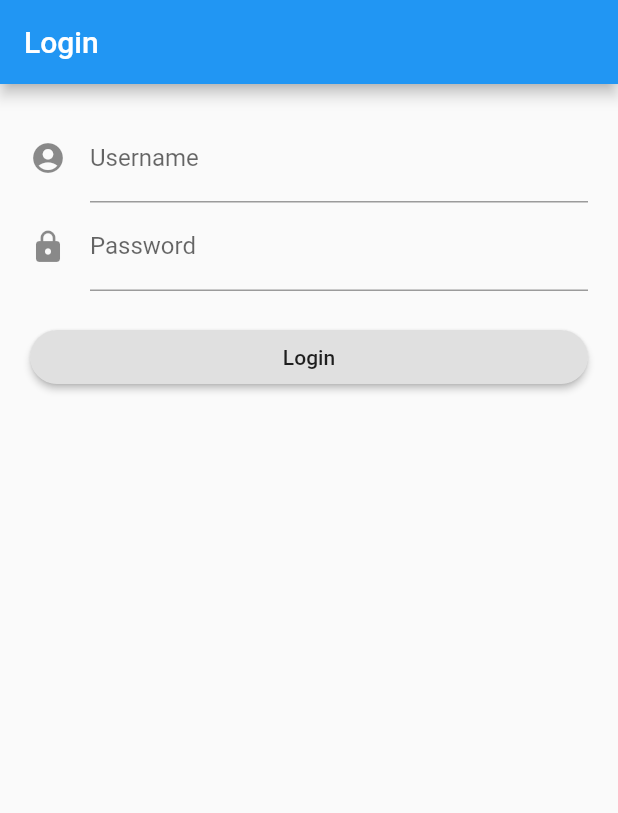
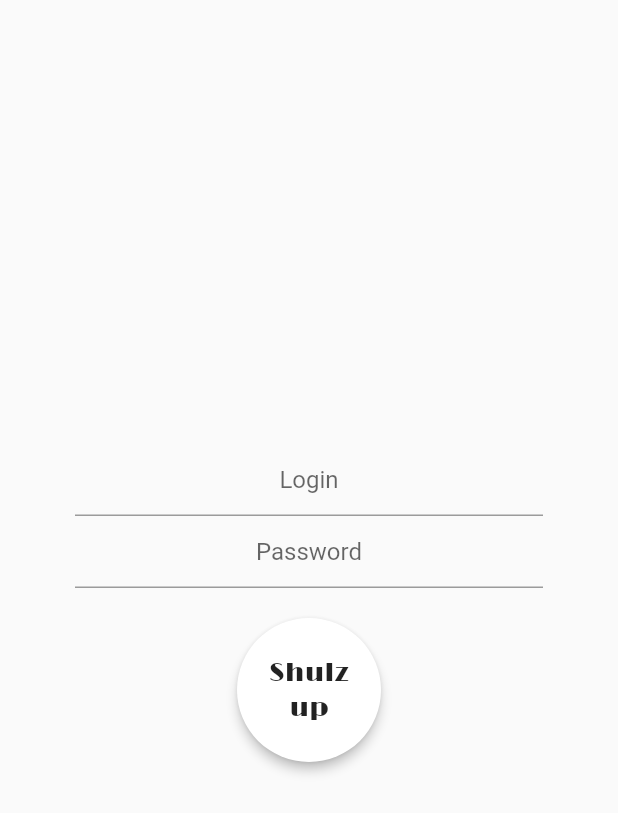
Before and after one commit to StankAnt/shulz-app, a Flutter app: the screen it shows after launch, on a phone screen of 412 x 824 dp. Shown: the top 813 px of the screen. Run offline on Flutter 3.47's test engine with Material 2 defaults, Android fonts, the phone set to English and light mode, and no system bars; our stand-ins replace bloc, equatable, flutter_bloc, flutter_dotenv, flutter_secure_storage, rxdart.

Commit message:
add private routes

```diff
--- a/lib/login/login_button.dart
+++ b/lib/login/login_button.dart
@@ -9,12 +9,20 @@ class LoginButton extends StatelessWidget {
 
   @override
   Widget build(BuildContext context) {
-    return RaisedButton(
-      shape: RoundedRectangleBorder(
-        borderRadius: BorderRadius.circular(30.0),
+    return RawMaterialButton(
+      onPressed: _onPressed,
+      child: Text(
+        'Shulz\nup',
+        textAlign: TextAlign.center,
+        style: TextStyle(
+          fontSize: 18,
+          fontFamily: 'Limelight',
+        ),
       ),
-      onPressed: _onPressed,
-      child: Text('Login'),
+      shape: CircleBorder(),
+      elevation: 3.0,
+      fillColor: Colors.white,
+      padding: EdgeInsets.all(25.0),
     );
   }
 }
--- a/lib/login/login_form.dart
+++ b/lib/login/login_form.dart
@@ -40,33 +40,54 @@ class _LoginFormState extends State<LoginForm> {
       child: BlocBuilder<LoginBloc, LoginState>(
         builder: (context, state) {
           return Padding(
-            padding: EdgeInsets.all(20.0),
+            padding: EdgeInsets.only(
+              left: 50,
+              right: 50,
+            ),
             child: Form(
+              child: Center(
                 child: ListView(
+                  shrinkWrap: true,
                   children: <Widget>[
                     TextFormField(
                       controller: _usernameController,
                       decoration: InputDecoration(
-                      icon: Icon(Icons.account_circle),
-                      labelText: 'Username',
+                        hintText: 'Login',
+                        focusedBorder: UnderlineInputBorder(
+                          borderSide: BorderSide(
+                            color: Colors.grey[500],
+                            width: 2,
                           ),
+                        ),
+                      ),
+                      textAlign: TextAlign.center,
                       autovalidate: true,
                       autocorrect: false,
                       validator: (_) {
-                      return !state.isUsernameValid ? 'Invalid Username' : null;
+                        return !state.isUsernameValid
+                            ? 'Invalid Username'
+                            : null;
                       },
                     ),
                     TextFormField(
                       controller: _passwordController,
                       decoration: InputDecoration(
-                      icon: Icon(Icons.lock),
-                      labelText: 'Password',
+                        hintText: 'Password',
+                        focusedBorder: UnderlineInputBorder(
+                          borderSide: BorderSide(
+                            color: Colors.grey[500],
+                            width: 2,
                           ),
+                        ),
+                      ),
+                      textAlign: TextAlign.center,
                       obscureText: true,
                       autovalidate: true,
                       autocorrect: false,
                       validator: (_) {
-                      return !state.isPasswordValid ? 'Invalid Password' : null;
+                        return !state.isPasswordValid
+                            ? 'Invalid Password'
+                            : null;
                       },
                     ),
                     Padding(
@@ -81,6 +102,7 @@ class _LoginFormState extends State<LoginForm> {
                       ),
                     ),
                   ],
+                ),
               ),
             ),
           );
--- a/lib/login/login_page.dart
+++ b/lib/login/login_page.dart
@@ -14,7 +14,7 @@ class LoginPage extends StatelessWidget {
   @override
   Widget build(BuildContext context) {
     return Scaffold(
-      appBar: AppBar(title: Text('Login')),
+      // appBar: AppBar(title: Text('Login')),
       body: BlocProvider<LoginBloc>(
         builder: (context) => LoginBloc(userRepository: _userRepository),
         child: LoginForm(userRepository: _userRepository),
--- a/lib/main.dart
+++ b/lib/main.dart
@@ -14,6 +14,8 @@ import 'package:shulz/repositories/user_repository.dart';
 
 import 'package:shulz/screens_routes.dart';
 
+import 'package:shulz/router/router.dart';
+
 Future main() async {
   WidgetsFlutterBinding.ensureInitialized();
   BlocSupervisor.delegate = SimpleBlocDelegate();
@@ -25,6 +27,7 @@ Future main() async {
 
   final UserRepository userRepository =
       UserRepository(httpClient: _httpClient, storage: secureStorage);
+
   runApp(
     BlocProvider(
       builder: (context) =>
@@ -45,23 +48,17 @@ class App extends StatelessWidget {
   @override
   Widget build(BuildContext context) {
     return MaterialApp(
-      initialRoute: ScreensRoutes.main,
-      routes: {
-        ScreensRoutes.main: (context) {
-          return BlocBuilder<AuthenticationBloc, AuthenticationState>(
-            builder: (context, state) {
-              if (state is Unauthenticated) {
-                // Navigator.pushNamed(context, ScreensRoutes.login);
-                return LoginPage(userRepository: _userRepository);
-              }
-              return ShulzPage();
-            },
-          );
+      home: BlocBuilder<AuthenticationBloc, AuthenticationState>(
+        builder: (context, state) {
+          if (state is Uninitialized) {
+            return ShulzPage();
+          }
+          return Router(
+            isAuthenticated: state is Authenticated,
+            userRepository: _userRepository,
+          ).buildNavigator();
         },
-        ScreensRoutes.login: (context) {
-          return LoginPage(userRepository: _userRepository);
-        }
-      },
+      ),
     );
   }
 }
--- /dev/null
+++ b/lib/router/router.dart
@@ -0,0 +1,54 @@
+import 'package:flutter/material.dart';
+
+import 'package:shulz/router/screens_routes.dart';
+
+import 'package:shulz/login/login.dart';
+import 'package:shulz/shulz/shulz.dart';
+
+import 'package:shulz/repositories/user_repository.dart';
+
+class Router {
+  UserRepository _userRepository;
+  Map<String, WidgetBuilder> routes;
+  bool _isAuthenticated;
+
+  Router({
+    @required UserRepository userRepository,
+    @required bool isAuthenticated,
+  }) {
+    _userRepository = userRepository;
+    _isAuthenticated = isAuthenticated;
+
+    final Map<String, WidgetBuilder> anonymousRoutes = {
+      ScreensRoutes.main: (context) => LoginPage(
+            userRepository: _userRepository,
+          ),
+    };
+
+    final Map<String, WidgetBuilder> authenticatedRoutes = {
+      ScreensRoutes.main: (context) => ShulzPage(),
+      ScreensRoutes.some: (context) => ShulzPage(),
+    };
+
+    routes = isAuthenticated ? authenticatedRoutes : anonymousRoutes;
+  }
+
+  Route<dynamic> _generateRoute(RouteSettings settings) {
+    final name = settings.name;
+
+    return new MaterialPageRoute(
+      builder: routes[name],
+      settings: settings,
+    );
+  }
+
+  Navigator buildNavigator() {
+    return Navigator(
+      key: new ValueKey(_isAuthenticated),
+      onGenerateRoute: _generateRoute,
+      onUnknownRoute: (RouteSettings settings) {
+        throw Exception('unknown route');
+      },
+    );
+  }
+}
--- /dev/null
+++ b/lib/router/screens_routes.dart
@@ -0,0 +1,4 @@
+class ScreensRoutes {
+  static const String main = '/';
+  static const String some = '/some';
+}
--- a/lib/screens_routes.dart
+++ b/lib/screens_routes.dart
@@ -1,4 +1,4 @@
 class ScreensRoutes {
   static final String main = '/';
-  static final String login = '/login';
+  static final String some = '/some';
 }
--- a/lib/shulz/shulz_page.dart
+++ b/lib/shulz/shulz_page.dart
@@ -19,6 +19,6 @@ class ShulzPage extends StatelessWidget {
   }
 
   void _onPressed(context) {
-    Navigator.pushNamed(context, ScreensRoutes.login);
+    Navigator.pushNamed(context, ScreensRoutes.some);
   }
 }
```
Also changed, not shown: pubspec.yaml (+4 -44 lines), assets/fonts/Limelight.ttf (added), 4 other files. Lines whose indentation alone changed are shown as unchanged.
